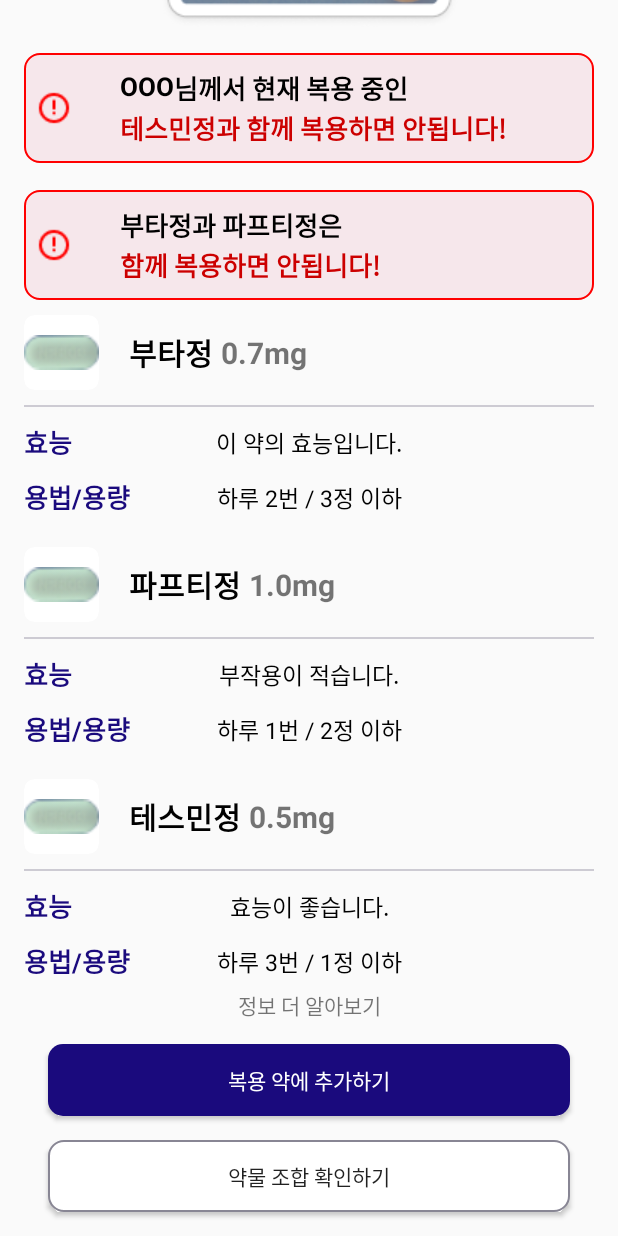
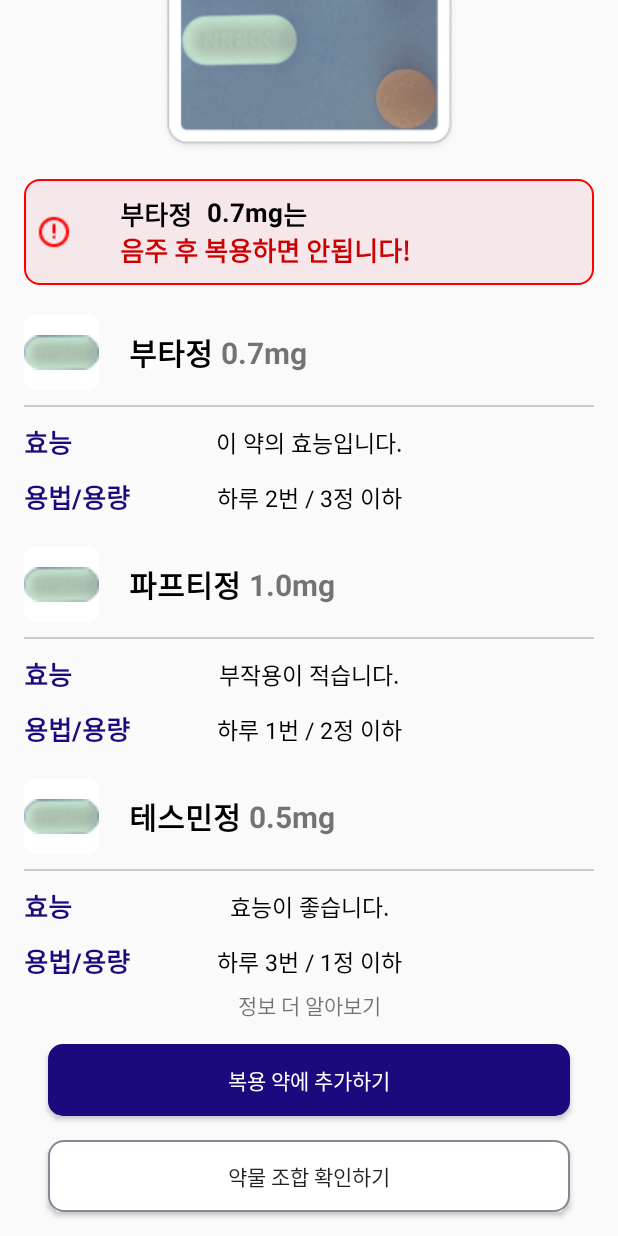
Before and after one commit to medi4me/frontend_medi, an Android app: the SearchResultActivity screen opened directly, with no data from a screen before it, on a phone screen of 412 x 824 dp. Run offline under Robolectric (Android 15) with nearby library versions, the phone set to English and light mode, and no system bars.

Commit message:
FEAT:탐색 결과화면 텍스트 변경

```diff
--- a/app/src/main/res/layout/activity_searchresult.xml
+++ b/app/src/main/res/layout/activity_searchresult.xml
@@ -77,7 +77,7 @@
                     android:layout_height="wrap_content"
                     android:layout_marginStart="32dp"
                     android:layout_marginTop="10dp"
-                    android:text="OOO"
+                    android:text="부타정"
                     android:textColor="@android:color/black"
                     android:textSize="17sp"
                     android:textStyle="bold"
@@ -88,74 +88,37 @@
                     android:id="@+id/warning_black_1_tv"
                     android:layout_width="wrap_content"
                     android:layout_height="wrap_content"
-                    android:text="님께서 현재 복용 중인"
+                    android:text="0.7mg"
                     android:textColor="@android:color/black"
                     android:textSize="17sp"
                     android:textStyle="bold"
+                    android:layout_marginStart="10dp"
                     app:layout_constraintStart_toEndOf="@+id/warning_name_tv"
                     app:layout_constraintTop_toTopOf="@id/warning_name_tv" />
+
+                <TextView
+                    android:id="@+id/warning_black_1.1_tv"
+                    android:layout_width="wrap_content"
+                    android:layout_height="wrap_content"
+                    android:text="는"
+                    android:textColor="@android:color/black"
+                    android:textSize="17sp"
+                    android:textStyle="bold"
+                    app:layout_constraintStart_toEndOf="@+id/warning_black_1_tv"
+                    app:layout_constraintTop_toTopOf="@id/warning_black_1_tv" />
 
                 <TextView
                     android:id="@+id/warning_red_1_tv"
                     android:layout_width="wrap_content"
                     android:layout_height="wrap_content"
                     android:layout_marginBottom="10dp"
-                    android:text="테스민정과 함께 복용하면 안됩니다!"
+                    android:text="음주 후 복용하면 안됩니다!"
                     android:textColor="@android:color/holo_red_dark"
                     android:textSize="17sp"
                     android:textStyle="bold"
                     app:layout_constraintBottom_toBottomOf="@id/warning_box_1"
                     app:layout_constraintStart_toStartOf="@+id/warning_name_tv"
                     app:layout_constraintTop_toBottomOf="@+id/warning_black_1_tv" />
-            </androidx.constraintlayout.widget.ConstraintLayout>
-
-            <androidx.constraintlayout.widget.ConstraintLayout
-                android:id="@+id/warning_box_2"
-                android:layout_width="0dp"
-                android:layout_height="wrap_content"
-                android:layout_marginTop="18dp"
-                android:background="@drawable/rounded_red_background"
-                app:layout_constraintEnd_toEndOf="parent"
-                app:layout_constraintStart_toStartOf="parent"
-                app:layout_constraintTop_toBottomOf="@+id/warning_box_1">
-
-                <ImageView
-                    android:id="@+id/warning_icon_2"
-                    android:layout_width="wrap_content"
-                    android:layout_height="wrap_content"
-                    android:layout_marginStart="8dp"
-                    android:layout_marginTop="8dp"
-                    android:layout_marginBottom="8dp"
-                    android:src="@drawable/ic_alert_circle"
-                    app:layout_constraintStart_toStartOf="parent"
-                    app:layout_constraintTop_toTopOf="parent"
-                    app:layout_constraintBottom_toBottomOf="parent" />
-
-                <TextView
-                    android:id="@+id/warning_text_black_2"
-                    android:layout_width="wrap_content"
-                    android:layout_height="wrap_content"
-                    android:layout_marginStart="32dp"
-                    android:layout_marginTop="10dp"
-                    android:text="부타정과 파프티정은"
-                    android:textSize="17sp"
-                    android:textStyle="bold"
-                    android:textColor="@android:color/black"
-                    app:layout_constraintStart_toEndOf="@+id/warning_icon_2"
-                    app:layout_constraintTop_toTopOf="parent" />
-
-                <TextView
-                    android:id="@+id/warning_text_red_2"
-                    android:layout_width="wrap_content"
-                    android:layout_height="wrap_content"
-                    android:layout_marginBottom="10dp"
-                    android:text="함께 복용하면 안됩니다!"
-                    android:textSize="17sp"
-                    android:textColor="@android:color/holo_red_dark"
-                    android:textStyle="bold"
-                    app:layout_constraintBottom_toBottomOf="@id/warning_box_2"
-                    app:layout_constraintTop_toBottomOf="@+id/warning_text_black_2"
-                    app:layout_constraintStart_toStartOf="@+id/warning_text_black_2" />
             </androidx.constraintlayout.widget.ConstraintLayout>
 
             <!-- RecyclerView -->
@@ -165,10 +128,11 @@
                 android:layout_height="0dp"
                 android:orientation="vertical"
                 android:overScrollMode="never"
+                android:layout_marginTop="10dp"
                 app:layoutManager="androidx.recyclerview.widget.LinearLayoutManager"
-                app:layout_constraintTop_toBottomOf="@+id/warning_box_2"
+                app:layout_constraintEnd_toEndOf="parent"
                 app:layout_constraintStart_toStartOf="parent"
-                app:layout_constraintEnd_toEndOf="parent"
+                app:layout_constraintTop_toBottomOf="@+id/warning_box_1"
                 tools:listitem="@layout/item_medicine" />
         </androidx.constraintlayout.widget.ConstraintLayout>
     </ScrollView>
```
